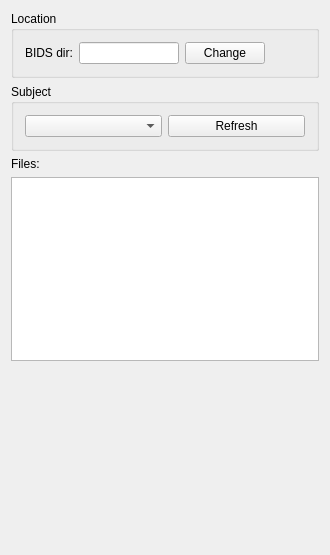
Above: src/AnyWave/IO/BIDS/AwBIDSGUI.ui from HIP-infrastructure/anywave-code before the change. Below: the same form after it.
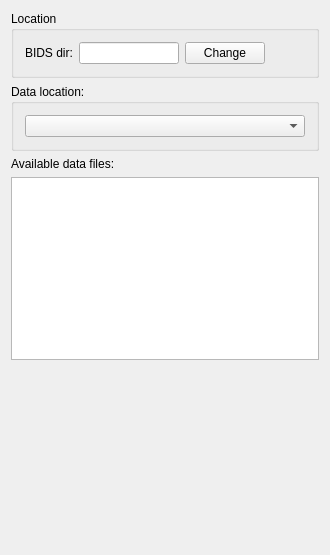
That is the form after the change.

The edit to the form file:
```diff
--- a/src/AnyWave/IO/BIDS/AwBIDSGUI.ui
+++ b/src/AnyWave/IO/BIDS/AwBIDSGUI.ui
@@ -56,18 +56,11 @@
    <item>
     <widget class="QGroupBox" name="groupBox_2">
      <property name="title">
-      <string>Subject</string>
+      <string>Data location:</string>
      </property>
      <layout class="QHBoxLayout" name="horizontalLayout_2">
       <item>
-       <widget class="QComboBox" name="comboSubject"/>
-      </item>
-      <item>
-       <widget class="QPushButton" name="pushButton">
-        <property name="text">
-         <string>Refresh</string>
-        </property>
-       </widget>
+       <widget class="QComboBox" name="comboSource"/>
       </item>
      </layout>
     </widget>
@@ -75,7 +68,7 @@
    <item>
     <widget class="QLabel" name="label_2">
      <property name="text">
-      <string>Files:</string>
+      <string>Available data files:</string>
      </property>
     </widget>
    </item>
@@ -90,7 +83,7 @@
      <property name="sizeHint" stdset="0">
       <size>
        <width>20</width>
-       <height>191</height>
+       <height>192</height>
       </size>
      </property>
     </spacer>
```
